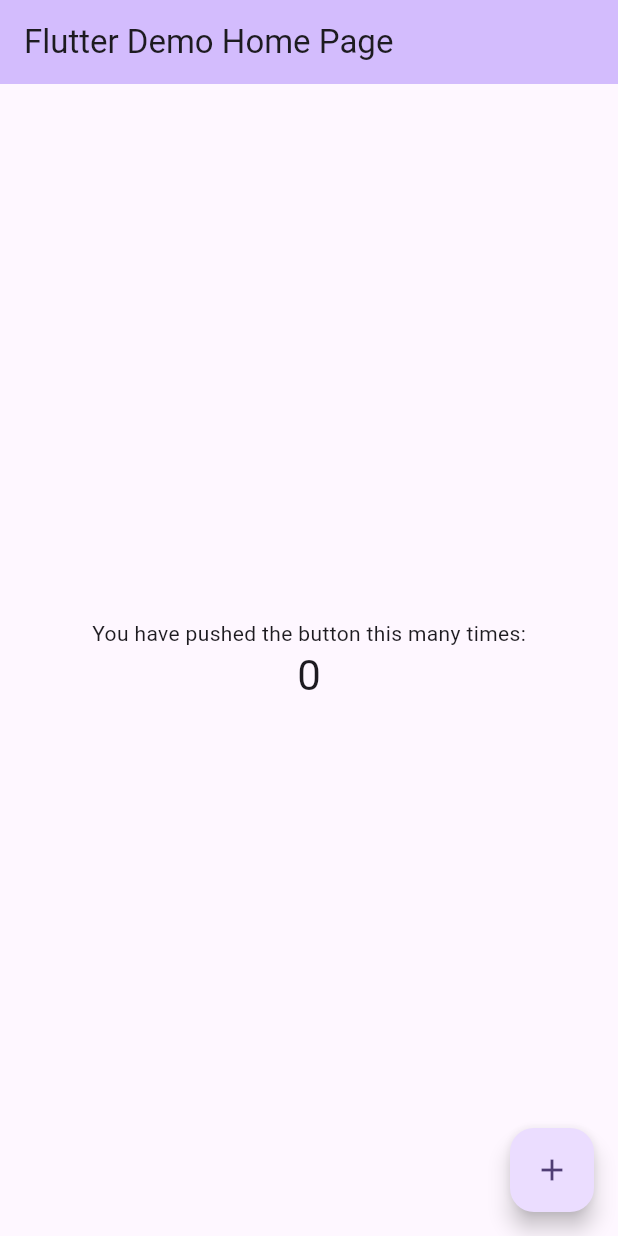
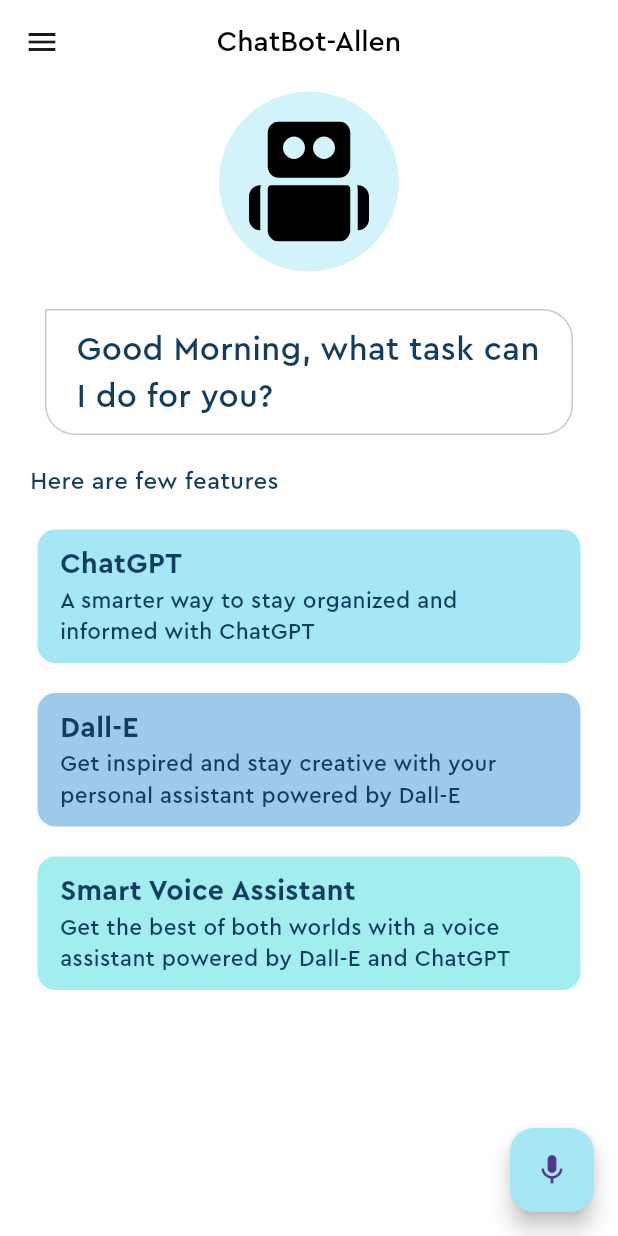
Before and after one commit to abhisheksaxena85/chatbot_allen, a Flutter app: the screen it shows after launch, on a phone screen of 412 x 824 dp. Run offline on Flutter 3.47's test engine with Material 3 defaults, Android fonts, the light colour scheme and no system bars; our stand-ins replace flutter_spinkit, flutter_svg, speech_to_text.

Commit message:
HomePage UI updated

```diff
--- /dev/null
+++ b/lib/color_pallet.dart
@@ -0,0 +1,15 @@
+import 'dart:ui';
+
+import 'package:flutter/material.dart';
+
+class Pallet{
+  static const Color mainFontColor = Color.fromRGBO(19, 61, 95, 1);
+  static const Color firstSuggestionBoxColor = Color.fromRGBO(165, 231, 244, 1);
+  static const Color secondSuggestionBoxColor =
+  Color.fromRGBO(157, 202, 235, 1);
+  static const Color thirdSuggestionBoxColor = Color.fromRGBO(162, 238, 239, 1);
+  static const Color assistantCircleColor = Color.fromRGBO(209, 243, 249, 1);
+  static const Color borderColor = Color.fromRGBO(200, 200, 200, 1);
+  static const Color blackColor = Colors.black;
+  static const Color whiteColor = Colors.white;
+}
--- /dev/null
+++ b/lib/featureBox.dart
@@ -0,0 +1,49 @@
+import 'package:chatbot_allen/color_pallet.dart';
+import 'package:flutter/material.dart';
+
+class FeatureBox extends StatelessWidget {
+  final String title;
+  final Color boxColor;
+  final String descriptionText;
+
+  FeatureBox({
+    required this.title,
+    required this.boxColor,
+    required this.descriptionText,
+  });
+
+  @override
+  Widget build(BuildContext context) {
+    return Container(
+      margin:const EdgeInsets.symmetric(horizontal: 25,vertical: 10),
+      padding:const EdgeInsets.symmetric(horizontal: 15,vertical: 10),
+      decoration: BoxDecoration(
+        color: boxColor,
+        borderRadius:const BorderRadius.all(Radius.circular(12))
+      ),
+      child: Column(
+        mainAxisAlignment: MainAxisAlignment.start,
+        crossAxisAlignment: CrossAxisAlignment.start,
+        children: [
+          Text(
+            title,
+            style:const TextStyle(
+              fontSize: 19,
+              fontFamily: 'Cera Pro',
+              fontWeight: FontWeight.bold,
+              color: Pallet.mainFontColor,
+            ),
+          ),
+          Text(
+            descriptionText,
+            style:const TextStyle(
+              fontSize: 15,
+              fontWeight: FontWeight.normal,
+              fontFamily: 'Cera Pro',
+              color: Pallet.mainFontColor,
+            ),
+          )
+        ],
+      ),
+    );
+  }}
--- /dev/null
+++ b/lib/home_page.dart
@@ -0,0 +1,171 @@
+import 'package:chatbot_allen/color_pallet.dart';
+import 'package:flutter/material.dart';
+import 'package:flutter_svg/flutter_svg.dart';
+import 'package:speech_to_text/speech_recognition_result.dart';
+import 'package:speech_to_text/speech_to_text.dart';
+import 'featureBox.dart';
+import 'package:flutter_spinkit/flutter_spinkit.dart';
+
+class HomePage extends StatefulWidget {
+  @override
+  State<HomePage> createState() => _HomePageState();
+}
+
+class _HomePageState extends State<HomePage> {
+
+  String lastWords = '';
+  SpeechToText textToSpeech = SpeechToText();
+
+  @override
+  void initState() {
+    super.initState();
+    textToSpeechInitialization();
+  }
+
+  Future<void> textToSpeechInitialization() async{
+    await textToSpeech.initialize();
+    setState(() {});
+  }
+
+  /// Each time to start a speech recognition session
+  Future<void> startListening() async {
+    await textToSpeech.listen(onResult: onSpeechResult);
+    setState(() {});
+  }
+
+  Future<void> stopListening() async {
+    await textToSpeech.stop();
+    setState(() {});
+  }
+
+  void onSpeechResult(SpeechRecognitionResult result) {
+    setState(() {
+      lastWords = result.recognizedWords;
+    });
+  }
+
+  @override
+  void dispose() {
+    super.dispose();
+    textToSpeech.stop();
+  }
+
+  @override
+  Widget build(BuildContext context) {
+    return Scaffold(
+      appBar: AppBar(
+        backgroundColor: Colors.white,
+        centerTitle: true,
+        surfaceTintColor: Colors.white,
+        title: const Text(
+          'ChatBot-Allen',
+          style: TextStyle(
+            fontSize: 19,
+            fontFamily: 'Cera Pro',
+            color: Colors.black,
+          ),
+        ),
+        leading: const Icon(Icons.menu),
+      ),
+      body: Container(
+        color: Colors.white,
+        child: SingleChildScrollView(child: Column(
+          mainAxisAlignment: MainAxisAlignment.start,
+          crossAxisAlignment: CrossAxisAlignment.center,
+          children: [
+
+            //ChatBot-Allen Logo SVG
+            Center(
+                child: Container(
+                  margin: const EdgeInsets.only(top: 5),
+                  width: 120,
+                  height: 120,
+                  padding: const EdgeInsets.all(20),
+                  decoration: const BoxDecoration(
+                    shape: BoxShape.circle,
+                    color: Pallet.assistantCircleColor,
+                  ),
+                  child: SvgPicture.asset(
+                    'assets/images/robot.svg',
+                  )
+                ),
+            ),
+
+            //Greeting-Box Chat Bubble
+            Container(
+              padding:const EdgeInsets.symmetric(
+                horizontal:20,
+                vertical:10,
+              ),
+              margin:const EdgeInsets.symmetric(
+                horizontal:30,
+              ).copyWith(
+                top:25,
+              ),
+              decoration:BoxDecoration(
+                color:Pallet.whiteColor,
+                border:Border.all(
+                  color:Pallet.borderColor,
+                ),
+                borderRadius:const BorderRadius.all(
+                  Radius.circular(20),
+                ).copyWith(
+                  topLeft:const Radius.circular(0)
+                )
+              ),
+              child:const Text(
+                'Good Morning, what task can I do for you?',
+                style: TextStyle(
+                  fontSize: 22,
+                  color: Pallet.mainFontColor,
+                  fontFamily: 'Cera Pro'
+                ),
+              ),
+            ),
+
+            //Suggestion title
+            Container(
+              alignment: Alignment.centerLeft,
+              margin:const EdgeInsets.only(left: 10,top: 10),
+              padding: const EdgeInsets.all(10),
+              child:const Text(
+                'Here are few features',
+                style: TextStyle(
+                  fontSize: 16,
+                  color: Pallet.mainFontColor,
+                  fontFamily: 'Cera Pro',
+                ),
+            )),
+
+            //Suggestion List
+            Column(
+              mainAxisAlignment: MainAxisAlignment.start,
+              crossAxisAlignment: CrossAxisAlignment.center,
+              children: [
+
+                FeatureBox(title: 'ChatGPT', boxColor: Pallet.firstSuggestionBoxColor,descriptionText: 'A smarter way to stay organized and informed with ChatGPT',),
+                FeatureBox(title: 'Dall-E', boxColor: Pallet.secondSuggestionBoxColor,descriptionText: 'Get inspired and stay creative with your personal assistant powered by Dall-E',),
+                FeatureBox(title: 'Smart Voice Assistant', boxColor: Pallet.thirdSuggestionBoxColor,descriptionText: 'Get the best of both worlds with a voice assistant powered by Dall-E and ChatGPT',)
+
+              ],
+            )
+          ],
+        )),
+      ),
+      floatingActionButton: FloatingActionButton(
+        backgroundColor: Pallet.firstSuggestionBoxColor,
+        splashColor: Colors.white,
+        child:textToSpeech.isListening ? SpinKitThreeBounce() :const Icon(Icons.mic),
+        onPressed: ()async{
+          if(await textToSpeech.hasPermission && textToSpeech.isNotListening){
+            await startListening();
+          }else if(textToSpeech.isListening){
+            await stopListening();
+          }else{
+            textToSpeechInitialization();
+          }
+        },
+      ),
+    );
+  }
+}
--- a/lib/main.dart
+++ b/lib/main.dart
@@ -1,125 +1,28 @@
+import 'package:chatbot_allen/color_pallet.dart';
+import 'package:chatbot_allen/home_page.dart';
 import 'package:flutter/material.dart';
 
 void main() {
-  runApp(const MyApp());
+  runApp(MyApp());
 }
 
 class MyApp extends StatelessWidget {
-  const MyApp({super.key});
 
-  // This widget is the root of your application.
   @override
   Widget build(BuildContext context) {
     return MaterialApp(
       title: 'Flutter Demo',
-      theme: ThemeData(
-        // This is the theme of your application.
-        //
-        // TRY THIS: Try running your application with "flutter run". You'll see
-        // the application has a purple toolbar. Then, without quitting the app,
-        // try changing the seedColor in the colorScheme below to Colors.green
-        // and then invoke "hot reload" (save your changes or press the "hot
-        // reload" button in a Flutter-supported IDE, or press "r" if you used
-        // the command line to start the app).
-        //
-        // Notice that the counter didn't reset back to zero; the application
-        // state is not lost during the reload. To reset the state, use hot
-        // restart instead.
-        //
-        // This works for code too, not just values: Most code changes can be
-        // tested with just a hot reload.
-        colorScheme: ColorScheme.fromSeed(seedColor: Colors.deepPurple),
+      debugShowCheckedModeBanner:false,
+      theme: ThemeData.light(
         useMaterial3: true,
+      ).copyWith(
+        scaffoldBackgroundColor: Pallet.whiteColor,
+        appBarTheme:const AppBarTheme(
+          backgroundColor: Pallet.whiteColor,
+        )
       ),
-      home: const MyHomePage(title: 'Flutter Demo Home Page'),
+
+      home:HomePage(),
     );
   }
 }
-
-class MyHomePage extends StatefulWidget {
-  const MyHomePage({super.key, required this.title});
-
-  // This widget is the home page of your application. It is stateful, meaning
-  // that it has a State object (defined below) that contains fields that affect
-  // how it looks.
-
-  // This class is the configuration for the state. It holds the values (in this
-  // case the title) provided by the parent (in this case the App widget) and
-  // used by the build method of the State. Fields in a Widget subclass are
-  // always marked "final".
-
-  final String title;
-
-  @override
-  State<MyHomePage> createState() => _MyHomePageState();
-}
-
-class _MyHomePageState extends State<MyHomePage> {
-  int _counter = 0;
-
-  void _incrementCounter() {
-    setState(() {
-      // This call to setState tells the Flutter framework that something has
-      // changed in this State, which causes it to rerun the build method below
-      // so that the display can reflect the updated values. If we changed
-      // _counter without calling setState(), then the build method would not be
-      // called again, and so nothing would appear to happen.
-      _counter++;
-    });
-  }
-
-  @override
-  Widget build(BuildContext context) {
-    // This method is rerun every time setState is called, for instance as done
-    // by the _incrementCounter method above.
-    //
-    // The Flutter framework has been optimized to make rerunning build methods
-    // fast, so that you can just rebuild anything that needs updating rather
-    // than having to individually change instances of widgets.
-    return Scaffold(
-      appBar: AppBar(
-        // TRY THIS: Try changing the color here to a specific color (to
-        // Colors.amber, perhaps?) and trigger a hot reload to see the AppBar
-        // change color while the other colors stay the same.
-        backgroundColor: Theme.of(context).colorScheme.inversePrimary,
-        // Here we take the value from the MyHomePage object that was created by
-        // the App.build method, and use it to set our appbar title.
-        title: Text(widget.title),
-      ),
-      body: Center(
-        // Center is a layout widget. It takes a single child and positions it
-        // in the middle of the parent.
-        child: Column(
-          // Column is also a layout widget. It takes a list of children and
-          // arranges them vertically. By default, it sizes itself to fit its
-          // children horizontally, and tries to be as tall as its parent.
-          //
-          // Column has various properties to control how it sizes itself and
-          // how it positions its children. Here we use mainAxisAlignment to
-          // center the children vertically; the main axis here is the vertical
-          // axis because Columns are vertical (the cross axis would be
-          // horizontal).
-          //
-          // TRY THIS: Invoke "debug painting" (choose the "Toggle Debug Paint"
-          // action in the IDE, or press "p" in the console), to see the
-          // wireframe for each widget.
-          mainAxisAlignment: MainAxisAlignment.center,
-          children: <Widget>[
-            const Text(
-              'You have pushed the button this many times:',
-            ),
-            Text(
-              '$_counter',
-              style: Theme.of(context).textTheme.headlineMedium,
-            ),
-          ],
-        ),
-      ),
-      floatingActionButton: FloatingActionButton(
-        onPressed: _incrementCounter,
-        tooltip: 'Increment',
-        child: const Icon(Icons.add),
-      ), // This trailing comma makes auto-formatting nicer for build methods.
-    );
-  }
-}
```
Also changed, not shown: pubspec.yaml (+13 -10 lines), assets/fonts/Cera-Pro-Bold.otf (added), assets/fonts/Cera-Pro-Medium.otf (added), assets/images/robot.svg (added), pubspec.lock, 8 other files.
